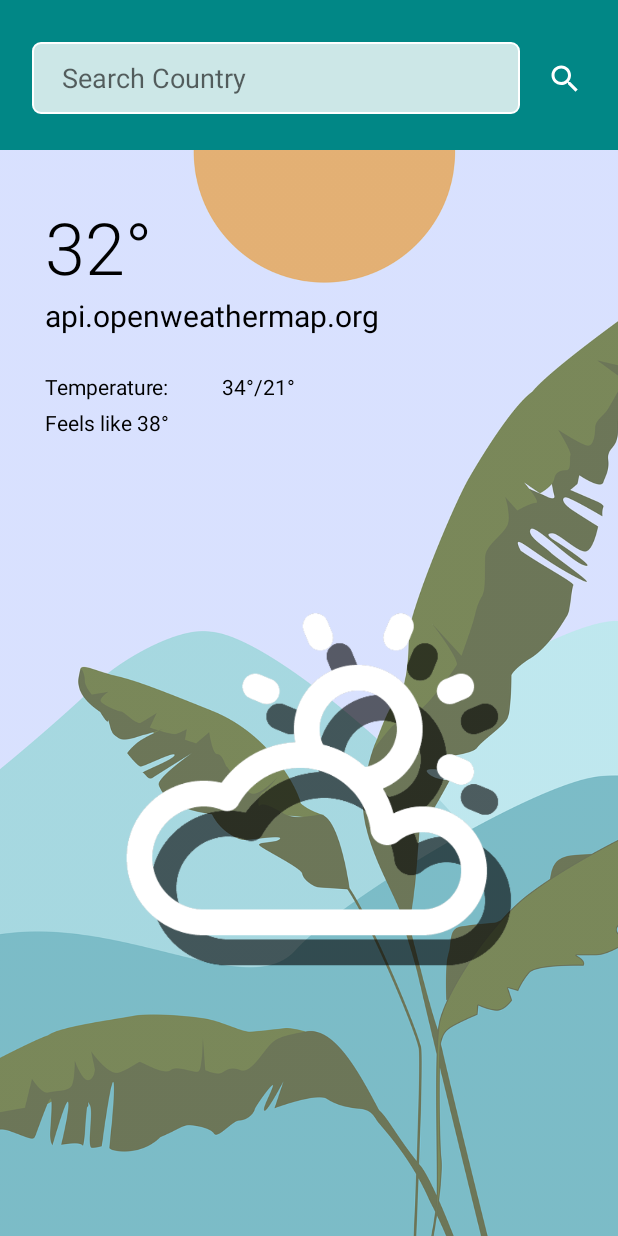
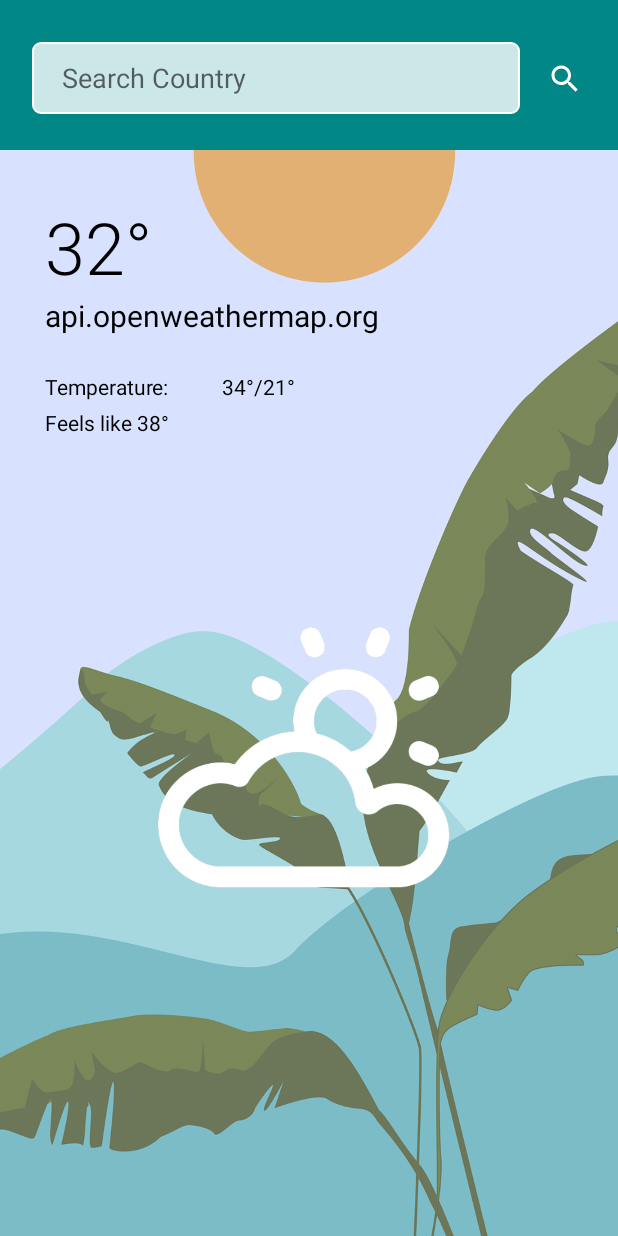
Before and after one commit to yuuki-cr/Group-Assignment-TTC, an Android app: the screen it shows after launch (MainActivity), on a phone screen of 412 x 824 dp. Run offline under Robolectric (Android 15) with nearby library versions, the phone set to English and light mode, and no system bars; our stand-ins replace Picasso; pictures from the network do not load.

Commit message:
Updated weather image

```diff
--- a/app/build.gradle
+++ b/app/build.gradle
@@ -39,6 +39,7 @@ dependencies {
     implementation 'androidx.constraintlayout:constraintlayout:2.1.3'
     implementation 'com.squareup.retrofit2:retrofit:2.9.0'
     implementation 'com.squareup.retrofit2:converter-gson:2.9.0'
+    implementation 'com.squareup.picasso:picasso:2.8'
     testImplementation 'junit:junit:4.13.2'
     androidTestImplementation 'androidx.test.ext:junit:1.1.3'
     androidTestImplementation 'androidx.test.espresso:espresso-core:3.4.0'
--- a/app/src/main/java/com/example/myapplication/MainActivity.kt
+++ b/app/src/main/java/com/example/myapplication/MainActivity.kt
@@ -8,9 +8,11 @@ import android.view.View
 import android.view.inputmethod.InputMethodManager
 import android.widget.Button
 import android.widget.EditText
+import android.widget.ImageView
 import android.widget.TextView
 import androidx.appcompat.app.AppCompatActivity
 import com.example.myapplication.getCurrentData_items.WeatherJSON
+import com.squareup.picasso.Picasso
 import retrofit2.Call
 import retrofit2.Callback
 import retrofit2.Response
@@ -56,6 +58,10 @@ class MainActivity : AppCompatActivity() {
                     val temperatureRange = findViewById<TextView>(R.id.temperatureRange)
                     val feelsLike = findViewById<TextView>(R.id.feelsLikeTemperature)
 
+                    Picasso.get()
+                        .load("https://openweathermap.org/img/wn/" + body.weather[0].icon + "@4x.png")
+                        .into(findViewById<ImageView>(R.id.weatherImage))
+
                     country.text = body.name
                     temperature.text = "%.0f".format(body.main.temp) + "°"
                     temperatureRange.text = "%.0f".format(body.main.temp_max) + "° / " + "%.0f".format(body.main.temp_min) + "°"
@@ -74,7 +80,6 @@ class MainActivity : AppCompatActivity() {
         })
     }
 
-
     private fun Activity.hideKeyboard() {
         hideKeyboard(currentFocus ?: View(this))
     }
--- a/app/src/main/res/layout/activity_main.xml
+++ b/app/src/main/res/layout/activity_main.xml
@@ -117,23 +117,12 @@
             app:layout_constraintTop_toBottomOf="@+id/country" />
 
         <ImageView
-            android:layout_width="301dp"
-            android:layout_height="351dp"
+            android:id="@+id/weatherImage"
+            android:layout_width="243dp"
+            android:layout_height="231dp"
             android:layout_alignParentEnd="true"
-            android:layout_marginTop="364dp"
-            android:layout_marginEnd="36dp"
-            android:alpha="0.6"
-            android:contentDescription="@string/weather_imageblk"
-            android:src="@drawable/cloudy_imgblk"
-            app:layout_constraintEnd_toEndOf="parent"
-            app:layout_constraintTop_toTopOf="parent" />
-
-        <ImageView
-            android:layout_width="301dp"
-            android:layout_height="351dp"
-            android:layout_alignParentEnd="true"
-            android:layout_marginTop="344dp"
-            android:layout_marginEnd="52dp"
+            android:layout_marginTop="392dp"
+            android:layout_marginEnd="84dp"
             android:contentDescription="@string/weather_image"
             android:src="@drawable/cloudy_img"
             app:layout_constraintEnd_toEndOf="parent"
```
